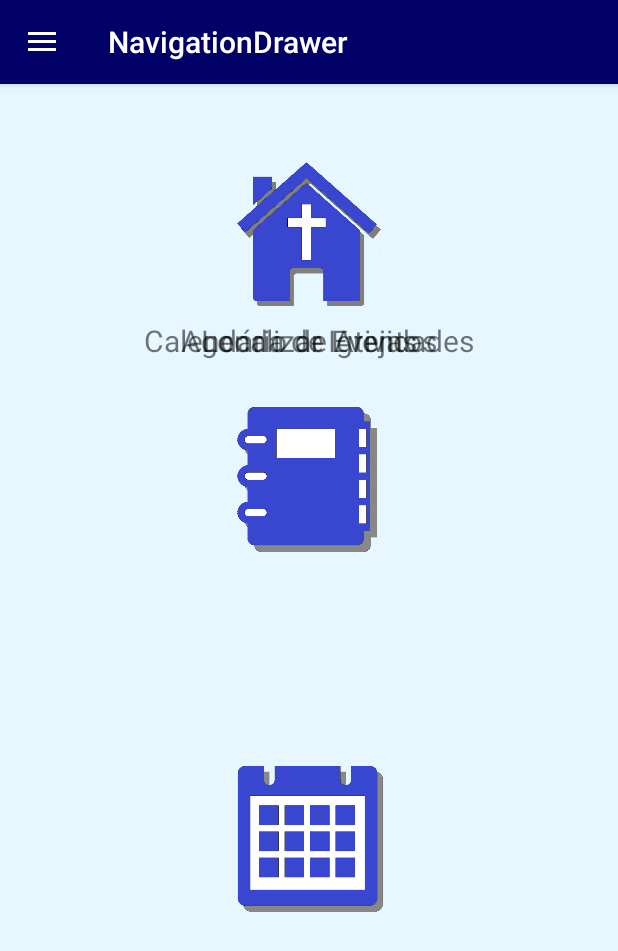
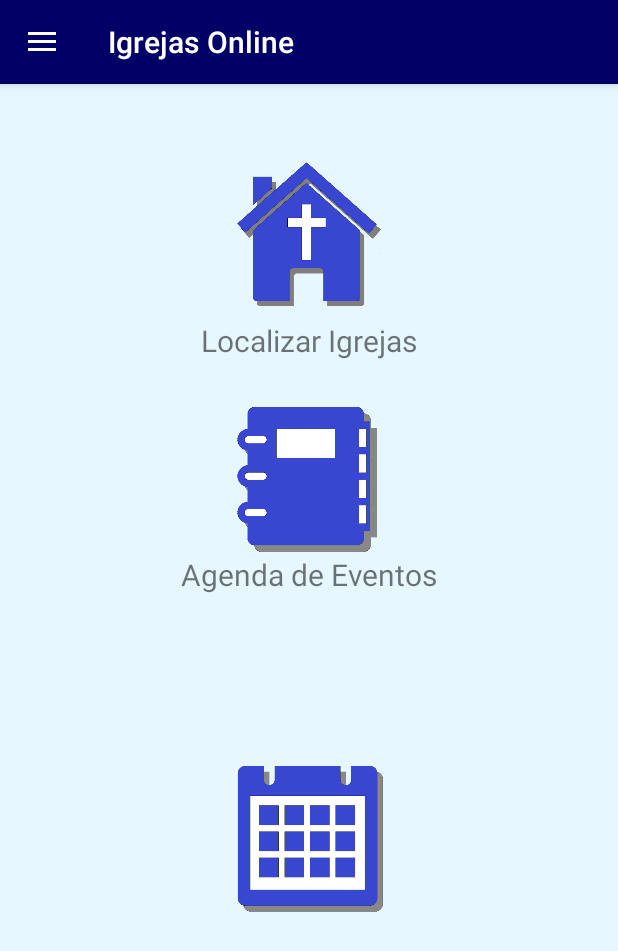
Before and after one commit to CavanhaMan/NavigationDrawer, an Android app: the screen it shows after launch (MainActivity), on a phone screen of 412 x 824 dp. Shown: the top 951 px of the screen. Run offline under Robolectric (Android 15) with nearby library versions, the phone set to English and light mode, and no system bars.

Commit message:
Sprint 4 - Layout Principal

```diff
--- a/app/src/main/res/layout/activity_main.xml
+++ b/app/src/main/res/layout/activity_main.xml
@@ -78,15 +78,14 @@
             android:layout_width="wrap_content"
             android:layout_height="wrap_content"
             android:layout_marginStart="8dp"
-            android:layout_marginTop="8dp"
             android:layout_marginEnd="8dp"
-            android:layout_marginBottom="304dp"
+            android:layout_marginBottom="8dp"
             android:text="@string/txagenda"
             android:textSize="20dp"
-            app:layout_constraintBottom_toBottomOf="parent"
+            app:layout_constraintBottom_toTopOf="@+id/imcalendario"
             app:layout_constraintEnd_toEndOf="parent"
             app:layout_constraintStart_toStartOf="parent"
-            app:layout_constraintTop_toBottomOf="@+id/imigreja"
+            app:layout_constraintTop_toBottomOf="@+id/imagenda"
             app:layout_constraintVertical_bias="0.0" />
 
         <ImageView
@@ -107,18 +106,18 @@
 
         <TextView
             android:id="@+id/txcalendario"
-            android:layout_width="wrap_content"
-            android:layout_height="wrap_content"
+            android:layout_width="225dp"
+            android:layout_height="37dp"
             android:layout_marginStart="8dp"
-            android:layout_marginTop="8dp"
             android:layout_marginEnd="8dp"
             android:layout_marginBottom="304dp"
             android:text="@string/txcalendario"
             android:textSize="20dp"
             app:layout_constraintBottom_toBottomOf="parent"
             app:layout_constraintEnd_toEndOf="parent"
+            app:layout_constraintHorizontal_bias="0.503"
             app:layout_constraintStart_toStartOf="parent"
-            app:layout_constraintTop_toBottomOf="@+id/imigreja"
+            app:layout_constraintTop_toBottomOf="@+id/imcalendario"
             app:layout_constraintVertical_bias="0.0" />
 
     </android.support.constraint.ConstraintLayout>
--- a/app/src/main/res/values/strings.xml
+++ b/app/src/main/res/values/strings.xml
@@ -1,5 +1,5 @@
 <resources>
-    <string name="app_name">NavigationDrawer</string>
+    <string name="app_name">Igrejas Online</string>
     <string name="title_activity_main2">Main2Activity</string>
     <string name="navigation_drawer_open">Open navigation drawer</string>
     <string name="navigation_drawer_close">Close navigation drawer</string>
```
